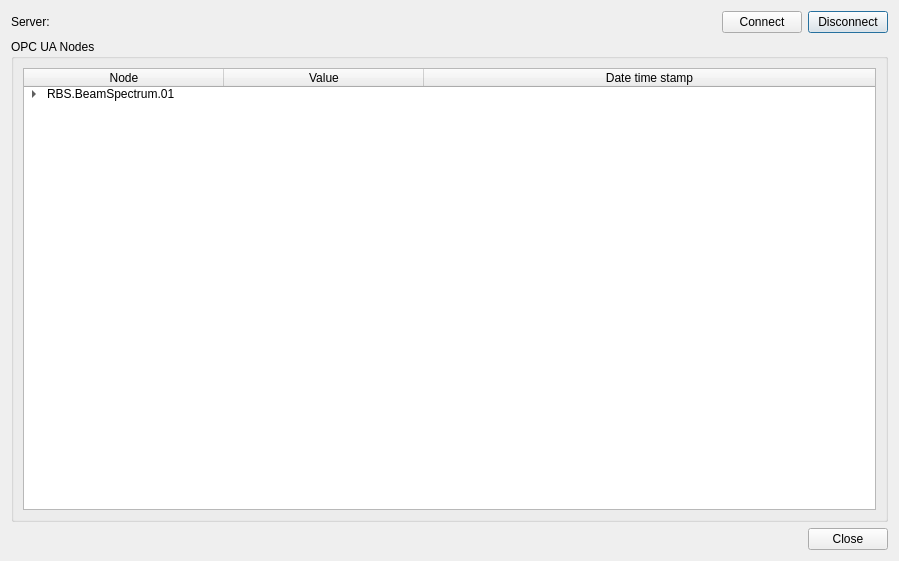
Before: the Qt Designer form opcuaclientdialog.ui in MichaelColonel/BeamComposition-Linux, drawn with Qt 5.
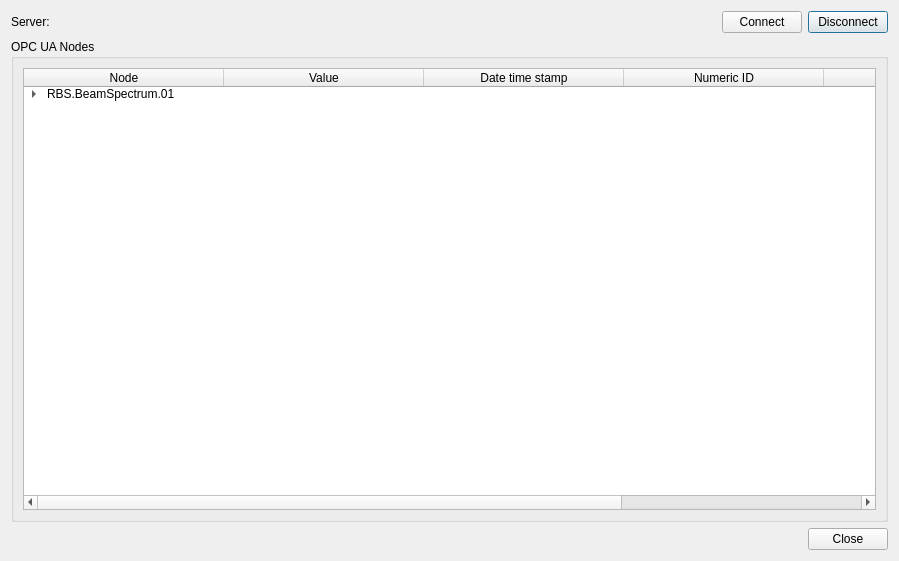
After: the same form once the commit is applied.

Commit message: OPC UA client dialog

What changed in the file:
```diff
--- a/opcuaclientdialog.ui
+++ b/opcuaclientdialog.ui
@@ -88,10 +88,40 @@
             <set>AlignHCenter|AlignVCenter|AlignCenter</set>
            </property>
           </column>
+          <column>
+           <property name="text">
+            <string>Numeric ID</string>
+           </property>
+           <property name="textAlignment">
+            <set>AlignHCenter|AlignVCenter|AlignCenter</set>
+           </property>
+          </column>
+          <column>
+           <property name="text">
+            <string>Display Name</string>
+           </property>
+           <property name="textAlignment">
+            <set>AlignHCenter|AlignVCenter|AlignCenter</set>
+           </property>
+          </column>
+          <column>
+           <property name="text">
+            <string>Browse Name</string>
+           </property>
+           <property name="textAlignment">
+            <set>AlignHCenter|AlignVCenter|AlignCenter</set>
+           </property>
+          </column>
           <item>
            <property name="text">
             <string notr="true">RBS.BeamSpectrum.01</string>
            </property>
+           <property name="text">
+            <string/>
+           </property>
+           <property name="text">
+            <string/>
+           </property>
            <item>
             <property name="text">
              <string notr="true">State</string>
```
The commit also changes 1 other file.
